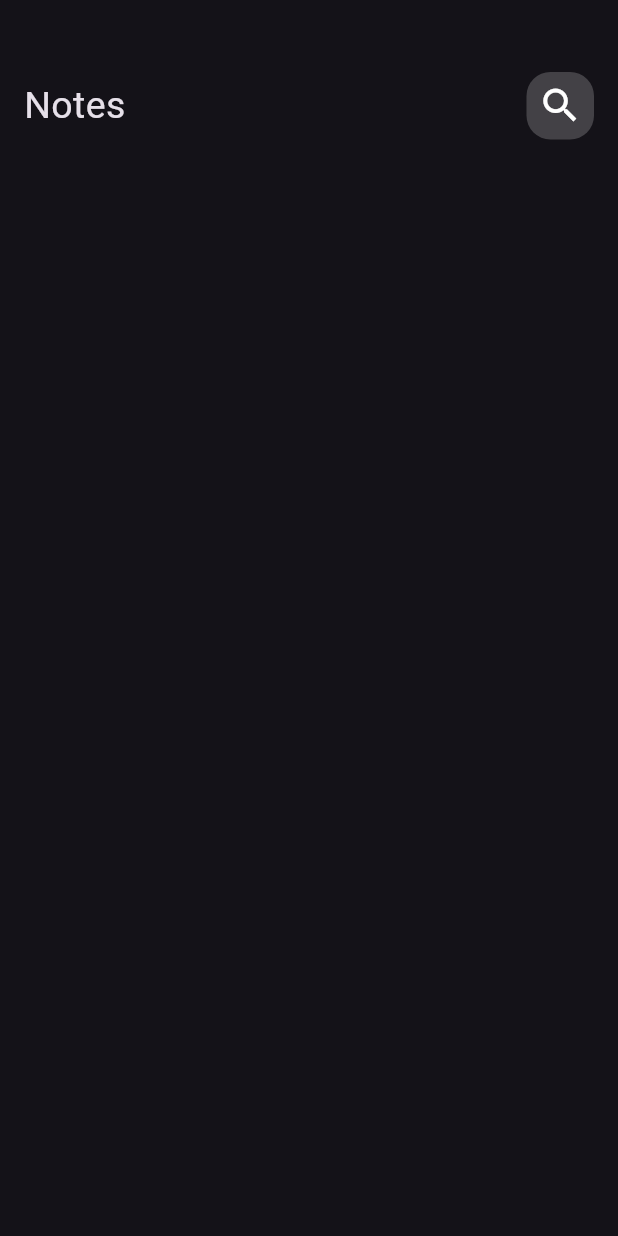
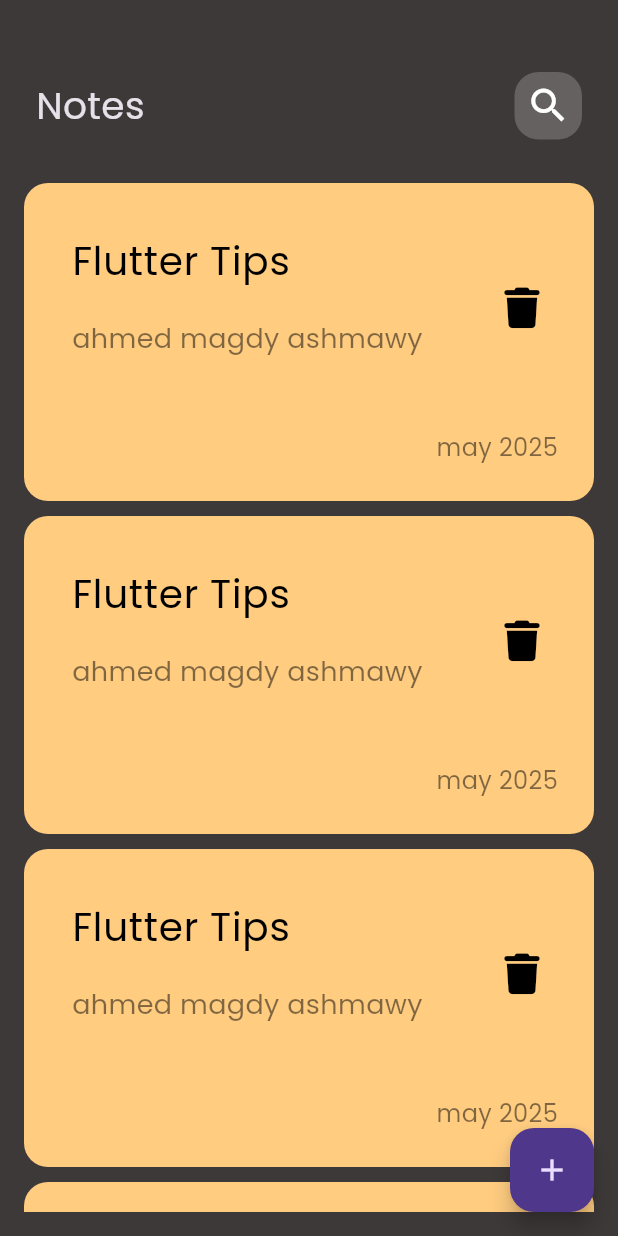
Before and after one commit to Ahmedmego-ux/notes_app, a Flutter app: the screen it shows after launch, on a phone screen of 412 x 824 dp. Run offline on Flutter 3.47's test engine with Material 3 defaults, Android fonts, the phone set to English and light mode, and no system bars; our stand-ins replace font_awesome_flutter.

Commit message:
creat bottomsheet

```diff
--- a/lib/main.dart
+++ b/lib/main.dart
@@ -12,7 +12,12 @@ class NotceApp extends StatelessWidget {
   Widget build(BuildContext context) {
     return MaterialApp(
 
-      theme: ThemeData.dark(),
+      theme: ThemeData(
+        fontFamily: 'Poppins',
+        brightness: Brightness.dark,
+        scaffoldBackgroundColor: const Color.fromARGB(255, 62, 57, 57)
+
+      ),
       home: NotesView(),
     );
   }
--- a/lib/views/notes_view.dart
+++ b/lib/views/notes_view.dart
@@ -4,8 +4,16 @@ import 'package:flutter_application_5/views/widgets/notesapp_body.dart';
 class NotesView extends StatelessWidget{
    Widget build(BuildContext context) {
     return Scaffold(
-
+       floatingActionButton: FloatingActionButton(onPressed: (){
+showBottomSheet(context: context, builder: (context){
+return Container();
+});
+       },child: Icon(Icons.add),),
         body:NotesappBody() ,
     );
   }
 }
+class Addnotebottomshet extends StatelessWidget{
+    Widget build(BuildContext context) {
+    return Container();
+}}
--- /dev/null
+++ b/lib/views/widgets/list_notes_item.dart
@@ -0,0 +1,18 @@
+import 'package:flutter/material.dart';
+import 'package:flutter_application_5/views/widgets/notes_item.dart';
+
+class listnotesitem extends StatelessWidget{
+  @override
+  Widget build(BuildContext context) {
+    return Padding(
+      padding: EdgeInsets.symmetric(vertical: 16),
+      child: ListView.builder(
+        padding: EdgeInsets.zero,
+        itemBuilder:(context,index){
+        return Padding(padding: EdgeInsets.symmetric(vertical: 5),
+        child: notesitem(),
+        );
+      }),
+    );
+  }
+}
--- /dev/null
+++ b/lib/views/widgets/notes_item.dart
@@ -0,0 +1,38 @@
+import 'package:flutter/material.dart';
+import 'package:font_awesome_flutter/font_awesome_flutter.dart';
+
+class notesitem extends StatelessWidget{
+  Widget build(BuildContext context) {
+    return Container(
+      padding: EdgeInsets.only(left: 16,top: 24,bottom: 24),
+
+decoration: BoxDecoration(
+  borderRadius: BorderRadius.circular(16),
+  color: Color(0xffFFCC80)
+
+),
+ child: Column(
+  crossAxisAlignment: CrossAxisAlignment.end,
+   children: [
+     ListTile(
+      title: Text('Flutter Tips',style: TextStyle(color: Colors.black,
+      fontSize: 26
+      ),),
+      subtitle: Padding(
+        padding: const EdgeInsets.only(top: 20,bottom: 16),
+        child: Text('ahmed magdy ashmawy',style: TextStyle(color: Colors.black.withOpacity(0.5),fontSize: 18)),
+      ),
+      trailing: IconButton(onPressed: (){},
+       icon: Icon(FontAwesomeIcons.trash,color: (Colors.black),size: 27,)),
+
+
+     ),
+     Padding(
+       padding: const EdgeInsets.only(right: 24,top: 24),
+       child: Text('may 2025',style: TextStyle(color: Colors.black.withOpacity(0.5),fontSize: 16),),
+     )
+   ],
+ ),
+    );
+  }
+}
--- a/lib/views/widgets/notesapp_body.dart
+++ b/lib/views/widgets/notesapp_body.dart
@@ -1,17 +1,22 @@
 import 'package:flutter/material.dart';
 import 'package:flutter_application_5/views/widgets/custome_appbar.dart';
+import 'package:flutter_application_5/views/widgets/list_notes_item.dart';
+
+
 
 class NotesappBody extends StatelessWidget{
   @override
    Widget build(BuildContext context) {
     return Padding(
-      padding: const EdgeInsets.symmetric(horizontal: 8),
+      padding: const EdgeInsets.symmetric(horizontal: 16),
       child: Column(
         children: [
           SizedBox(
             height: 40,
           ),
           CustomeAppbar(),
+         // SizedBox(height: 5,),
+         Expanded(child:  listnotesitem())
         ],
       ),
     );
```
Also changed, not shown: pubspec.yaml (+6 -6 lines), assets/Poppins-Regular.ttf (added), pubspec.lock, 1 other file.
